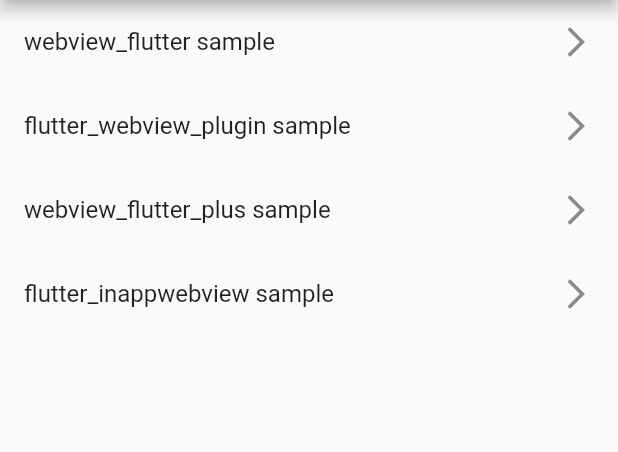
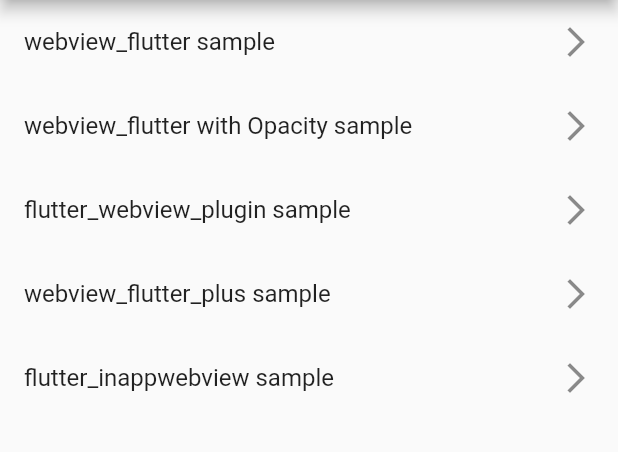
Before and after one commit to popy1017/flutter_webview_samples, a Flutter app: the screen it shows after launch, on a phone screen of 412 x 824 dp, the part 84-536 px from its top. Run offline on Flutter 3.47's test engine with Material 2 defaults, Android fonts, the phone set to English and light mode, and no system bars; our stand-ins replace webview_flutter; missing offline and left inert: flutter_inappwebview, flutter_webview_plugin, webview_flutter_plus.

Commit message:
サンプル追加

```diff
--- a/lib/main.dart
+++ b/lib/main.dart
@@ -3,6 +3,8 @@ import 'package:webview_samples/flutter_inappwebview_sample.dart';
 import 'package:webview_samples/flutter_webview_plugin_sample.dart';
 import 'package:webview_samples/webview_flutter_plus_sample.dart';
 import 'package:webview_samples/webview_flutter_sample.dart';
+
+import 'opacity_webview_sample.dart';
 
 const String url =
     'https://www.kurashiru.com/recipes/7ba2b9a0-52d0-4f88-b19d-a2e101983110';
@@ -41,6 +43,11 @@ class Home extends StatelessWidget {
           ),
           _buildListTile(
             context,
+            'webview_flutter with Opacity sample',
+            OpacityWebViewSample(),
+          ),
+          _buildListTile(
+            context,
             'flutter_webview_plugin sample',
             FlutterWebViewPluginSample(),
           ),
```
Also changed, not shown: lib/opacity_webview_sample.dart (added, +33 -0 lines).
